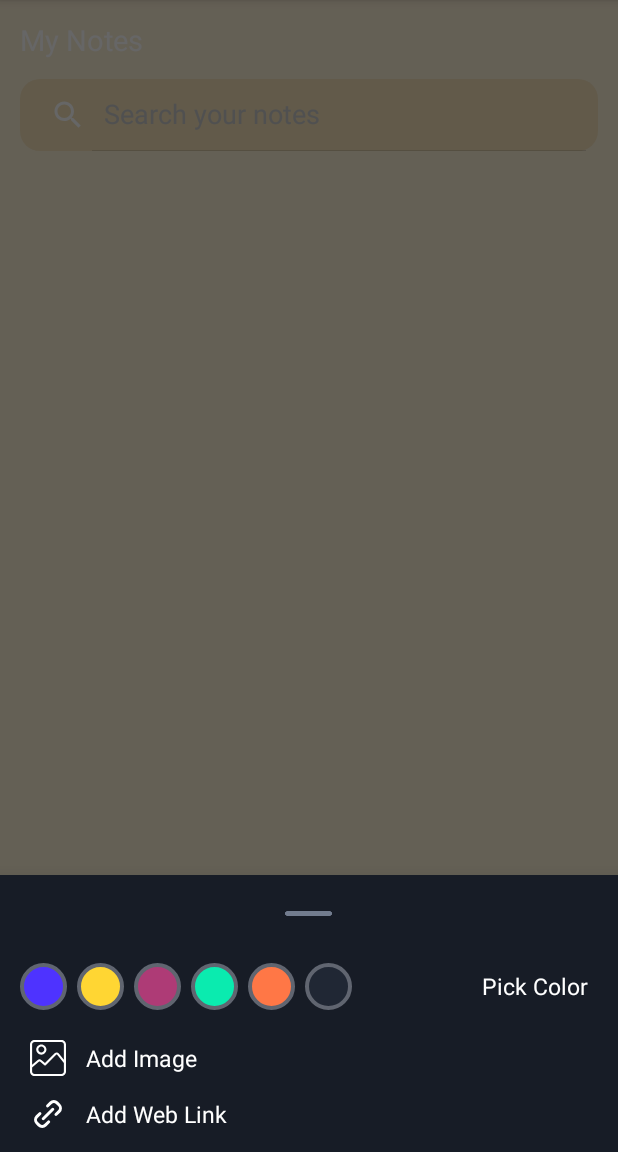
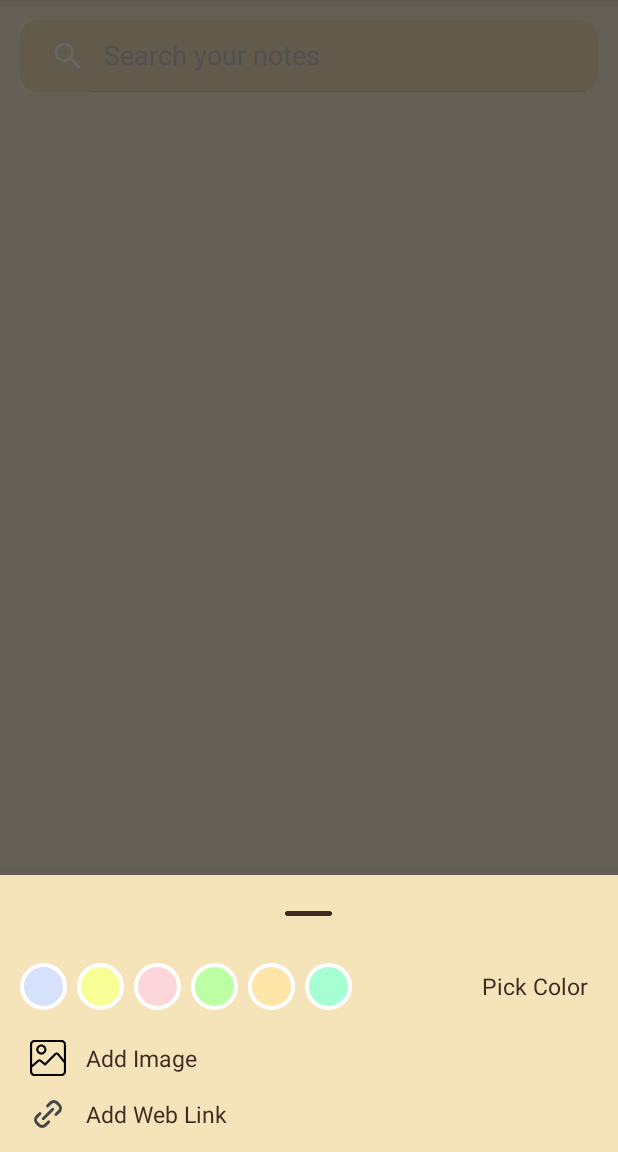
Before and after one commit to CzarinaFayeTiu/Little-Chef, an Android app: the fragment NotesBottomSheetFragment placed in its activity, on a phone screen of 412 x 824 dp, the part 84-1236 px from its top. Run offline under Robolectric (Android 15) with nearby library versions, the light colour scheme and no system bars; our stand-ins replace Room's generated code, sdp/ssp sizes.

Commit message:
fixed the UI of notepad

```diff
--- a/app/src/main/res/layout/fragment_home.xml
+++ b/app/src/main/res/layout/fragment_home.xml
@@ -8,18 +8,6 @@
     android:background="@color/background"
     tools:context=".MainActivity">
 
-    <TextView
-        android:id="@+id/tv1"
-        android:layout_width="match_parent"
-        android:layout_height="wrap_content"
-        android:textSize="@dimen/_15ssp"
-        android:text="@string/notes"
-        android:paddingStart="@dimen/_10sdp"
-        android:paddingTop="@dimen/_10sdp"
-        app:layout_constraintTop_toTopOf="parent"
-        app:layout_constraintStart_toStartOf="parent"
-        app:layout_constraintEnd_toEndOf="parent"
-        android:textColor="@color/ColorWhite"/>
 
     <SearchView
         android:layout_width="match_parent"
@@ -30,7 +18,7 @@
         android:queryHint="@string/search"
         android:theme="@style/ThemeOverlay.search"
         android:iconifiedByDefault="false"
-        app:layout_constraintTop_toBottomOf="@id/tv1"
+        app:layout_constraintTop_toTopOf="parent"
         app:layout_constraintStart_toStartOf="parent"
         app:layout_constraintEnd_toEndOf="parent"
         android:id="@+id/search_view"/>
@@ -89,6 +77,8 @@
         android:layout_marginBottom="@dimen/_20sdp"
         app:layout_constraintBottom_toBottomOf="parent"
         app:layout_constraintEnd_toEndOf="parent"
-        android:src="@drawable/ic_add"/>
+        android:src="@drawable/ic_add"
+        android:backgroundTint="@color/colorAccent"/>
+
 
 </androidx.constraintlayout.widget.ConstraintLayout>
--- a/app/src/main/res/layout/fragment_notes_bottom_sheet.xml
+++ b/app/src/main/res/layout/fragment_notes_bottom_sheet.xml
@@ -9,7 +9,7 @@
     android:orientation="vertical"
     app:behavior_peekHeight="40dp"
     app:layout_behavior="@string/bottom_sheet_behavior"
-    android:background="@color/colorPrimary"
+    android:background="@color/darkerBgNote"
     tools:context=".MainActivity">
 
 
@@ -26,7 +26,8 @@
             android:layout_gravity="center"
             android:layout_width="@dimen/_24sdp"
             android:layout_height="@dimen/_24sdp"
-            android:src="@drawable/img_bar"/>
+            android:src="@drawable/img_bar"
+            app:tint="@color/ColorTextNote"/>
     </FrameLayout>
     <LinearLayout
         android:layout_width="match_parent"
@@ -157,7 +158,7 @@
             app:layout_constraintTop_toBottomOf="@id/etNoteTitle"
             app:layout_constraintStart_toStartOf="parent"
             app:layout_constraintEnd_toEndOf="parent"
-            android:textColor="@color/ColorWhite"
+            android:textColor="@color/ColorTextNote"
             android:textSize="@dimen/_12ssp"
             android:text="Pick Color"
             android:maxLines="1"
@@ -172,7 +173,6 @@
         app:layout_constraintBottom_toBottomOf="parent"
         app:layout_constraintStart_toStartOf="parent"
         app:layout_constraintEnd_toEndOf="parent"
-        android:background="@color/colorPrimary"
         android:gravity="center"
         android:layout_margin="@dimen/_10sdp"
         android:orientation="horizontal">
@@ -183,8 +183,7 @@
             android:layout_height="wrap_content"
             android:src="@drawable/ic_image"
             android:layout_marginStart="@dimen/_5sdp"
-            android:layout_marginEnd="@dimen/_10sdp"
-            app:tint="@color/ColorWhite" />
+            android:layout_marginEnd="@dimen/_10sdp"/>
 
         <TextView
             android:layout_width="match_parent"
@@ -192,7 +191,7 @@
             app:layout_constraintTop_toBottomOf="@id/etNoteTitle"
             app:layout_constraintStart_toStartOf="parent"
             app:layout_constraintEnd_toEndOf="parent"
-            android:textColor="@color/ColorWhite"
+            android:textColor="@color/ColorTextNote"
             android:textSize="@dimen/_12ssp"
             android:text="Add Image"
             android:maxLines="1"
@@ -209,7 +208,6 @@
         app:layout_constraintBottom_toBottomOf="parent"
         app:layout_constraintStart_toStartOf="parent"
         app:layout_constraintEnd_toEndOf="parent"
-        android:background="@color/colorPrimary"
         android:gravity="center"
         android:layout_marginStart="@dimen/_10sdp"
         android:layout_marginEnd="@dimen/_10sdp"
@@ -222,8 +220,7 @@
             android:layout_height="wrap_content"
             android:src="@drawable/ic_link"
             android:layout_marginStart="@dimen/_5sdp"
-            android:layout_marginEnd="@dimen/_10sdp"
-            app:tint="@color/ColorWhite" />
+            android:layout_marginEnd="@dimen/_10sdp" />
 
         <TextView
             android:layout_width="match_parent"
@@ -231,7 +228,7 @@
             app:layout_constraintTop_toBottomOf="@id/etNoteTitle"
             app:layout_constraintStart_toStartOf="parent"
             app:layout_constraintEnd_toEndOf="parent"
-            android:textColor="@color/ColorWhite"
+            android:textColor="@color/ColorTextNote"
             android:textSize="@dimen/_12ssp"
             android:text="Add Web Link"
             android:maxLines="1"
@@ -248,7 +245,6 @@
         app:layout_constraintBottom_toBottomOf="parent"
         app:layout_constraintStart_toStartOf="parent"
         app:layout_constraintEnd_toEndOf="parent"
-        android:background="@color/colorPrimary"
         android:gravity="center"
         android:visibility="gone"
         android:layout_marginStart="@dimen/_10sdp"
@@ -262,8 +258,7 @@
             android:layout_height="wrap_content"
             android:src="@drawable/ic_delete"
             android:layout_marginStart="@dimen/_5sdp"
-            android:layout_marginEnd="@dimen/_10sdp"
-            app:tint="@color/ColorWhite" />
+            android:layout_marginEnd="@dimen/_10sdp"/>
 
         <TextView
             android:layout_width="match_parent"
@@ -271,7 +266,7 @@
             app:layout_constraintTop_toBottomOf="@id/etNoteTitle"
             app:layout_constraintStart_toStartOf="parent"
             app:layout_constraintEnd_toEndOf="parent"
-            android:textColor="@color/ColorWhite"
+            android:textColor="@color/ColorTextNote"
             android:textSize="@dimen/_12ssp"
             android:text="Delete Note"
             android:maxLines="1"
--- a/app/src/main/res/values/colors.xml
+++ b/app/src/main/res/values/colors.xml
@@ -11,7 +11,7 @@
     <color name="underline">#8088b8</color>
     <color name="colorPrimary">#171C26</color>
     <color name="colorPrimaryDark">#10141C</color>
-    <color name="colorAccent">#4e33ff</color>
+    <color name="colorAccent">#ffa923</color>
     <color name="ColorWhite">#ffffff</color>
     <color name="ColorGray">#CACACA</color>
     <color name="ColorLightBlack">#171C26</color>
@@ -20,13 +20,15 @@
     <color name="ColorYellow">#ffd633</color>
     <color name="ColorBlue">#4e33ff</color>
 
-    <color name="ColorDefaultNote">#606570</color>
-    <color name="ColorBlueNote">#4e33ff</color>
-    <color name="ColorYellowNote">#ffd633</color>
+    <color name="darkerBgNote">#f5e3ba</color>
+    <color name="ColorTextNote">#422a22</color>
+    <color name="ColorDefaultNote">#ffffff</color>
+    <color name="ColorBlueNote">#D6E2FC</color>
+    <color name="ColorYellowNote">#F8FF97</color>
     <color name="ColorWhiteNote">#ffffff</color>
-    <color name="ColorPurpleNote">#ae3b76</color>
-    <color name="ColorGreenNote">#0aebaf</color>
-    <color name="ColorOrangeNote">#ff7746</color>
-    <color name="ColorBlackNote">#202734</color>
+    <color name="ColorPurpleNote">#FCD6DA</color>
+    <color name="ColorGreenNote">#BCFFA4</color>
+    <color name="ColorOrangeNote">#FFE5A8</color>
+    <color name="ColorBlackNote">#A6FFD3</color>
 
 </resources>
--- a/app/src/main/res/values/themes.xml
+++ b/app/src/main/res/values/themes.xml
@@ -16,7 +16,7 @@
     <style name="ThemeOverlay.search" parent="Theme.LittleChef">
 
         <!-- Text color -->
-        <item name="android:editTextColor">@color/ColorWhite</item>
+        <item name="android:editTextColor">@color/ColorTextNote</item>
         <!-- Hint text color -->
         <item name="android:textColorHint">@color/ColorGray</item>
 
```
Also changed, not shown: app/src/main/java/com/mobdeve/s12/avila/tiu/littlechef/NotesBottomSheetFragment.kt (+6 -6 lines), app/src/main/res/layout/fragment_create_note.xml (+9 -9 lines), app/src/main/res/layout/item_rv_notes.xml (+6 -5 lines).
